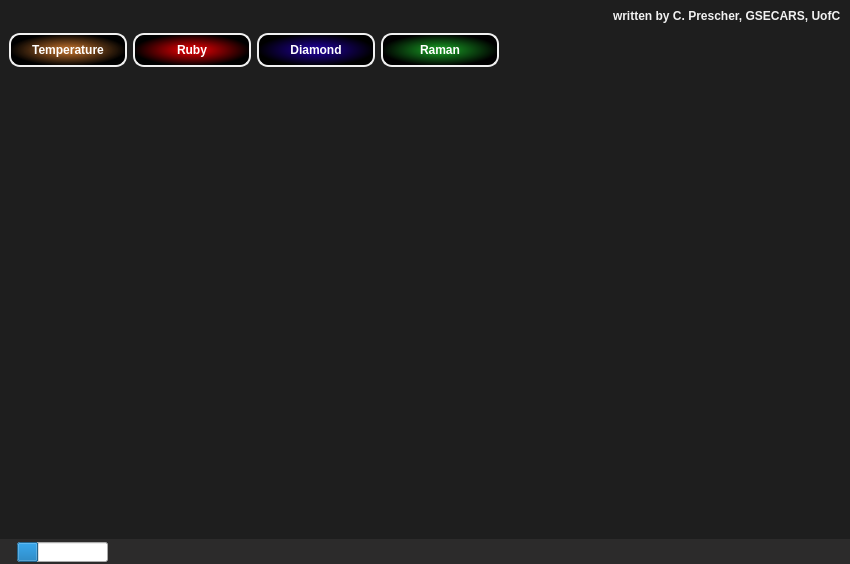
CPrescher/T-rax, file T-Rax/UIFiles/T_Rax_MainWindow.ui: the form before one commit.
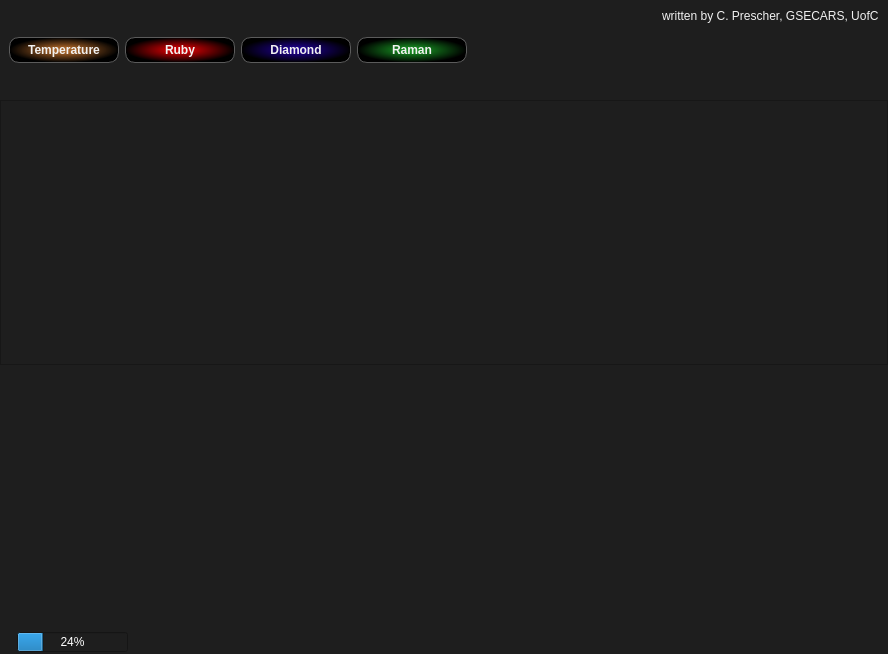
The form after the commit.

Commit message: updated the GUI completely to look more like Dioptas. However still remaining the darker background color...

Patch:
```diff
--- a/T-Rax/UIFiles/T_Rax_MainWindow.ui
+++ b/T-Rax/UIFiles/T_Rax_MainWindow.ui
@@ -6,8 +6,8 @@
    <rect>
     <x>0</x>
     <y>0</y>
-    <width>850</width>
-    <height>564</height>
+    <width>888</width>
+    <height>654</height>
    </rect>
   </property>
   <property name="sizePolicy">
@@ -32,55 +32,278 @@
    <string>T-Rax ver 0.203</string>
   </property>
   <property name="styleSheet">
-   <string notr="true">QMainWindow, #T_Rax_MainWindow{
-    background: rgb(44, 43, 43)
+   <string notr="true">QTabWidget, QTabWidget::tab-bar,  QTabWidget::panel, QWidget{  
+     background: rgba(30, 30, 30, 255);      
+ }  
+   
+ QLabel , QCheckBox, QGroupBox, QRadioButton, QComboBox  {  
+    background: rgba(0,0,0,0);
+     color: #F1F1F1;  
+ }  
+
+
+QTabWidget::tab-bar{ 
+    alignment: center;
 }
-#centralwidget{
-    background: rgb(30, 30, 30)
+
+QWidget{
+    color: #F1F1F1;
 }
-#status_bar {
-	background: rgb(44, 43, 43);
 
+
+QTabBar::tab:left, QTabBar::tab:right {  
+     background: qlineargradient(spread:pad, x1:1, y1:0, x2:0, y2:0, stop:0 rgba(30, 30, 30, 255), stop:1 #505050);
+     border: 1px solid  #5B5B5B;  
+    font: normal 14px;
+    color: #F1F1F1;
+     border-radius:2px;
+    
+    padding: 0px;
+     width: 20px;  
+    min-height:140px;
+ }  
+
+
+QTabBar::tab::top, QTabBar::tab::bottom {  
+     background: qlineargradient(spread:pad, x1:0, y1:1, x2:0, y2:0, stop:0 rgba(30, 30, 30, 255), stop:1 #505050);
+     border: 1px solid  #5B5B5B;  
+    border-right: 0px solid white;
+      color: #F1F1F1; 
+    font: normal 11px;
+     border-radius:2px;
+     min-width: 80px;  
+    height: 19px;
+    padding: 0px;
+     margin-top: 1px ;
+    margin-right: 1px;
+ }  
+QTabBar::tab::left:last, QTabBar::tab::right:last{
+    border-bottom-left-radius: 10px;
+    border-bottom-right-radius: 10px;
 }
+QTabBar::tab:left:first, QTabBar::tab:right:first{
+    border-top-left-radius: 10px;
+    border-top-right-radius: 10px;
+}
 
-QLabel ,QGroupBox{
-	color: #F1F1F1;
-	font-weight: bold;
-	font-size: 12px;
+QTabWidget, QTabWidget::tab-bar,  QTabWidget::panel, QWidget{  
+     background: rgba(30, 30, 30, 255);      
+ }  
+
+QTabWidget::tab-bar {
+    alignment: center;
 }
 
+ QTabBar::tab:hover {  
+     border: 1px solid #ADADAD;  
+ }  
+   
+ QTabBar:tab:selected{  
+
+    background: qlineargradient(
+        x1: 0, y1: 1, 
+        x2: 0, y2: 0,
+        stop: 0 #727272, 
+        stop: 1 #444444
+    );
+     border:1px solid  rgb(255, 120,00);/*#ADADAD; */ 
+}
+
+QTabBar::tab:bottom:last, QTabBar::tab:top:last{
+    border-top-right-radius: 10px;
+    border-bottom-right-radius: 10px;
+}
+QTabBar::tab:bottom:first, QTabBar::tab:top:first{
+    border-top-left-radius: 10px;
+    border-bottom-left-radius: 10px;
+}
+ QTabBar::tab:top:!selected {  
+    margin-top: 1px;
+    padding-top:1px;
+ }  
+QTabBar::tab:bottom:!selected{
+    margin-bottom: 1px;
+    padding-bottom:1px;
+}
+
+QGraphicsView {
+    border-style: none;
+}
+
+ QLabel , QCheckBox, QGroupBox, QRadioButton, QListWidget::item, QPushButton, QToolBox::tab, QSpinBox, QDoubleSpinBox , QComboBox{  
+     color: #F1F1F1; 
+    font-size: 12px;
+ }  
+ QCheckBox{  
+     border-radius: 5px;  
+ }  
+ QRadioButton, QCheckBox {  
+     font-weight: normal;  
+    height: 15px;
+ }  
+ 
+ QLineEdit  {  
+     border-radius: 2px;  
+     background: #F1F1F1;  
+     color: black;  
+    height: 18 px;
+ }  
+
+QLineEdit::focus{
+    border-style: none;
+     border-radius: 2px;  
+     background: #F1F1F1;  
+     color: black;  
+}
+QSpinBox, QDoubleSpinBox {
+    background-color:  #F1F1F1; 
+    color: black;
+    margin-left: -15px;
+    margin-right: -2px;
+    height: 30px;
+}
+
+QComboBox QAbstractItemView{
+    background: #2D2D30;
+    color: #F1F1F1;
+    selection-background-color: rgba(221, 124, 40, 120);
+    border-radius: 5px;
+
+}
+
+QComboBox:!editable {
+    margin-left: 1px;
+    padding-left: 10px;
+    height: 23px;
+    background-color: rgba(30, 30, 30, 255);
+}
+
+QComboBox::item{
+    background-color: rgba(30, 30, 30, 255);
+}
+
+QComboBox::item::selected {
+    background-color: #505050;
+}
+QToolBox::tab:QToolButton{
+    background: qlineargradient(spread:pad, x1:0, y1:1, x2:0, y2:0, stop:0 rgba(30, 30, 30, 255), stop:1 #505050);
+     border: 1px solid  #5B5B5B;  
+
+     border-radius:2px;
+     padding-right: 10px;  
+    
+      color: #F1F1F1; 
+    font-size: 12px;
+    padding: 3px;
+}
+QToolBox::tab:QToolButton{
+    background: qlineargradient(spread:pad, x1:0, y1:1, x2:0, y2:0, stop:0 rgba(30, 30, 30, 255), stop:1 #505050);
+     border: 1px solid  #5B5B5B;  
+
+     border-radius:2px;
+     padding-right: 10px;  
+    
+      color: #F1F1F1; 
+    font-size: 12px;
+    padding: 3px;
+}
+  
+QPushButton{  
+     color: #F1F1F1;
+     background: qlineargradient(spread:pad, x1:0, y1:0, x2:0, y2:1, stop:0 #323232, stop:1 #505050);
+     border: 1px solid #5B5B5B;
+     border-radius: 5px; 
+     padding-left: 8px;
+height: 18px;
+    padding-right: 8px;   
+ }  
+QPushButton:pressed{
+        margin-top: 2,px;
+        margin-left: 2px;   
+}
+QPushButton::disabled{
+}
+
+QPushButton::hover{  
+     border:1px solid #ADADAD; 
+ }  
+ 
+
+QPushButton::checked{
+    background: qlineargradient(
+        x1: 0, y1: 1, 
+        x2: 0, y2: 0,
+        stop: 0 #727272, 
+        stop: 1 #444444
+    );
+     border:1px solid  rgb(255, 120,00);
+}
+
+QPushButton::focus {
+    outline: None;
+}
+ QGroupBox {  
+     border: 1px solid #ADADAD;  
+     border-radius: 4px;  
+     margin-top: 7px;  
+     padding: 0px  
+ }  
+ QGroupBox::title {  
+      subcontrol-origin: margin;  
+      left: 20px  
+  }
+
+QSplitter::handle:hover {
+    background: rgba(30, 30, 30, 255);
+ }
+
+
+QGraphicsView{
+    border-style: none;
+}
+
+ QScrollBar:vertical {
+      border: 2px solid rgba(30, 30, 30, 255);
+      background: qlineargradient(spread:pad, x1:1, y1:0, x2:0, y2:0, stop:0 #323232, stop:1 #505050);
+      width: 12px;
+      margin: 0px 0px 0px 0px;
+  }
+  QScrollBar::handle:vertical {
+      background: qlineargradient(spread:pad, x1:0, y1:0, x2:1, y2:0, stop:0 #969696, stop:1 #CACACA);
+     border-radius: 3px;
+      min-height: 20px;
+    padding: 15px;
+  }
+  QScrollBar::add-line:vertical {
+      border: 0px solid grey;
+      height: 0px;
+  }
+
+  QScrollBar::sub-line:vertical {
+      border: 0px solid grey;
+      height: 0px;
+  }
+  QScrollBar::add-page:vertical, QScrollBar::sub-page:vertical {
+      background: none;
+  }
+
+
 
 #navigation_frame {
     border: none;
     background: qlineargradient(spread:reflect, x1:0, y1:0.5, x2:0, y2:0, stop:0.114428 rgba(21, 134, 31, 255), stop:0.467662 rgba(12, 80, 18, 255), 
-	stop:0.726368 rgba(9, 60, 13, 255), stop:1 rgb(30, 30, 30))
+    stop:0.726368 rgba(9, 60, 13, 255), stop:1 rgba(0, 0, 0, 255))
 }
 
 
 
-QPushButton{
-    color:white;
-    border-color: black;
-    border: 2px solid #F1F1F1;
-    border-radius: 11px;
-    padding: 5px;
-}
-
-QPushButton::hover{
-    border:3px solid #fff;
-    margin: 0.5px;
-}
-
-QPushPutton::press{
-   border: 3px solid #fff;
-  margin: 2px;
-}
-
-
 #navigation_frame QPushButton{
     min-width: 104px;
     min-height: 20px;
+	font-size: 12px;
+	padding: 2px;
     font-weight: bold;
+    border-radius: 10px;
 }
 
 #temperature_btn {
@@ -96,20 +319,7 @@
 #raman_btn {
     background: qradialgradient(spread:pad, cx:0.5, cy:0.5, radius:0.5, fx:0.5, fy:0.5, stop:0.20398 rgba(21, 134, 31, 255), stop:1 rgba(0, 0, 0, 255))
 }
-
-#status_ds_calib_filename_lbl{  
-	color: #F1F1F1;  
- }  
- #status_us_calib_filename_lbl{  
-	color: #F1F1F1;
-}
-
-
- QLineEdit{  
-     border-radius: 5px;  
-     background: #F1F1F1;  
-     color: black;  
- }  </string>
+</string>
   </property>
   <property name="animated">
    <bool>false</bool>
@@ -151,6 +361,12 @@
          <property name="text">
           <string>Temperature</string>
          </property>
+         <property name="default">
+          <bool>false</bool>
+         </property>
+         <property name="flat">
+          <bool>true</bool>
+         </property>
         </widget>
        </item>
        <item>
@@ -158,6 +374,12 @@
          <property name="text">
           <string>Ruby</string>
          </property>
+         <property name="default">
+          <bool>false</bool>
+         </property>
+         <property name="flat">
+          <bool>true</bool>
+         </property>
         </widget>
        </item>
        <item>
@@ -165,6 +387,12 @@
          <property name="text">
           <string>Diamond</string>
          </property>
+         <property name="default">
+          <bool>false</bool>
+         </property>
+         <property name="flat">
+          <bool>true</bool>
+         </property>
         </widget>
        </item>
        <item>
@@ -172,6 +400,12 @@
          <property name="text">
           <string>Raman</string>
          </property>
+         <property name="default">
+          <bool>false</bool>
+         </property>
+         <property name="flat">
+          <bool>true</bool>
+         </property>
         </widget>
        </item>
        <item>
@@ -214,6 +448,16 @@
       </layout>
      </widget>
     </item>
+    <item>
+     <widget class="QFrame" name="axes_frame">
+      <property name="frameShape">
+       <enum>QFrame::StyledPanel</enum>
+      </property>
+      <property name="frameShadow">
+       <enum>QFrame::Raised</enum>
+      </property>
+     </widget>
+    </item>
     <item>
      <widget class="QFrame" name="main_frame">
       <property name="frameShape">
```
The commit also changes 18 other files.
